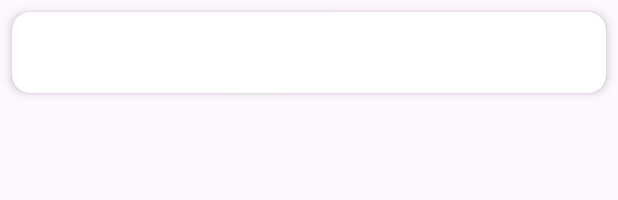
After one commit to qkralswo0390/-, an Android app: the layout item_list_row_no_image.xml on its own in the app's theme, with its tools: preview values and no code run, on a phone screen of 412 x 824 dp. The commit adds this screen. Shown: the top 200 px of the screen. Run offline under Robolectric (Android 15) with nearby library versions, the light colour scheme and no system bars.

```diff
--- a/app/src/main/java/ListItem.kt
+++ b/app/src/main/java/ListItem.kt
@@ -1,3 +1,6 @@
 package com.example.project
 
-data class ListItem(val title: String)
+data class ListItem(
+    val title: String,
+    val imageResId: Int? = null  // 이미지 리소스 아이디, 없으면 null 허용
+)
--- /dev/null
+++ b/app/src/main/res/layout/item_list_row_no_image.xml
@@ -0,0 +1,19 @@
+<?xml version="1.0" encoding="utf-8"?>
+<androidx.cardview.widget.CardView xmlns:android="http://schemas.android.com/apk/res/android"
+    xmlns:card_view="http://schemas.android.com/apk/res-auto"
+    android:layout_width="match_parent"
+    android:layout_height="wrap_content"
+    android:layout_margin="8dp"
+    card_view:cardCornerRadius="12dp"
+    card_view:cardElevation="4dp">
+
+    <TextView
+        android:id="@+id/item_title"
+        android:layout_width="match_parent"
+        android:layout_height="wrap_content"
+        android:padding="16dp"
+        android:textSize="16sp"
+        android:textColor="#000000"
+        android:gravity="start" />
+
+</androidx.cardview.widget.CardView>
```
Also changed, not shown: app/src/main/java/ItemAdapter.kt (+12 -0 lines), app/src/main/java/SimpleItemAdapter.kt (added, +36 -0 lines), app/src/main/java/com/example/project/SecondActivity.kt (+11 -30 lines), app/src/main/java/com/example/project/jeongwang.kt (+4 -4 lines), app/src/main/res/layout/item_list_row.xml (+23 -6 lines).
